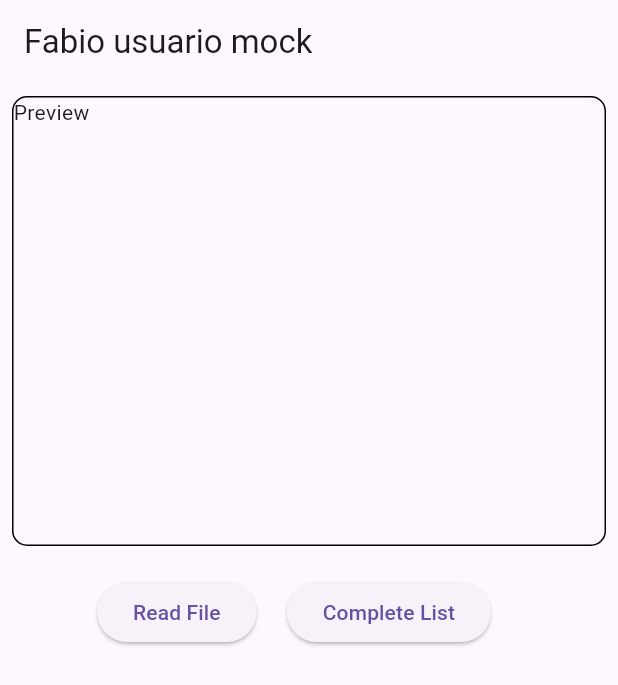
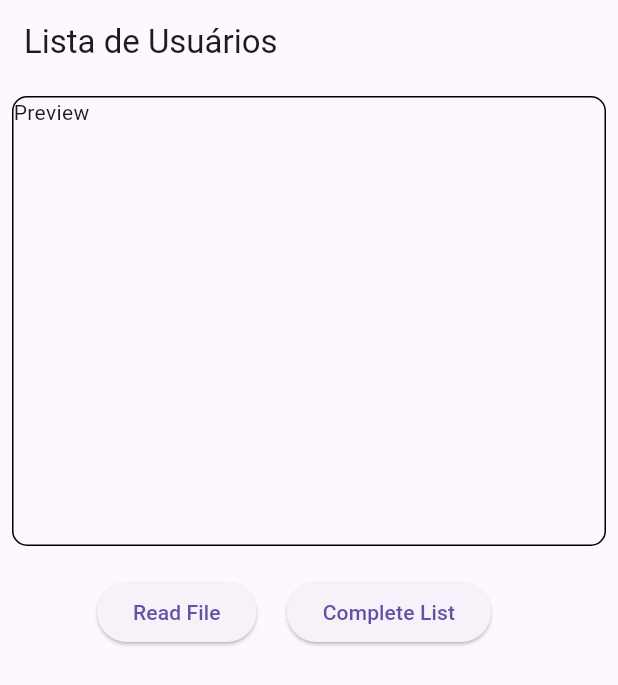
Before and after one commit to DiegoCAntunes/mock_users, a Flutter app: the screen it shows after launch, on a phone screen of 412 x 824 dp. Shown: the top 685 px of the screen. Run offline on Flutter 3.47's test engine with Material 3 defaults, Android fonts, the phone set to English and light mode, and no system bars; our stand-ins replace faker, file_picker; missing offline and left inert: window_size.

Commit message:
Fix ID continuity

```diff
--- a/lib/data/list_data/data_create.dart
+++ b/lib/data/list_data/data_create.dart
@@ -9,7 +9,7 @@ class DataCreate {
   final Random random = Random();
   final int recordSize =
       2 + 2 + 30 + 1 + 8 + 8 + 6 + 16 + 1 + 2 + 2 + 1 + 1 + 1 + 6 + 1 + 4 + 4;
-  int lastId = 109;
+  int lastId = 0;
   int targetRecords = 0;
   int currentId = 110;
   int currentRfidIndex = 0;
@@ -66,7 +66,7 @@ class DataCreate {
       recordBytes.setRange(4, 4 + min(nameBytes.length, 30), nameBytes);
 
       // bTipo
-      recordBytes[34] = random.nextInt(9);
+      recordBytes[34] = random.nextInt(5);
 
       // vbSenha (Password)
       String rawPassword =
--- a/lib/pages/app.dart
+++ b/lib/pages/app.dart
@@ -50,7 +50,7 @@ class _AppState extends State<AppScreen> {
   Widget build(BuildContext context) {
     return Scaffold(
       appBar: AppBar(
-        title: const Text("Fabio usuario mock"),
+        title: const Text("Lista de Usuários"),
       ),
       body: Center(
         child: Padding(
```
